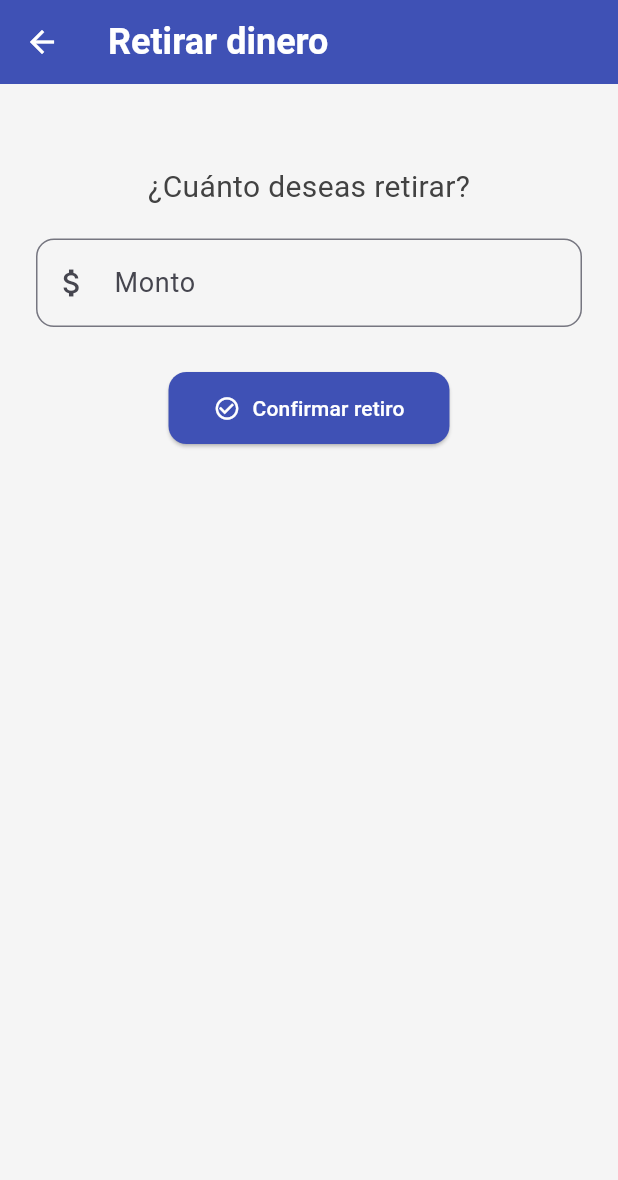
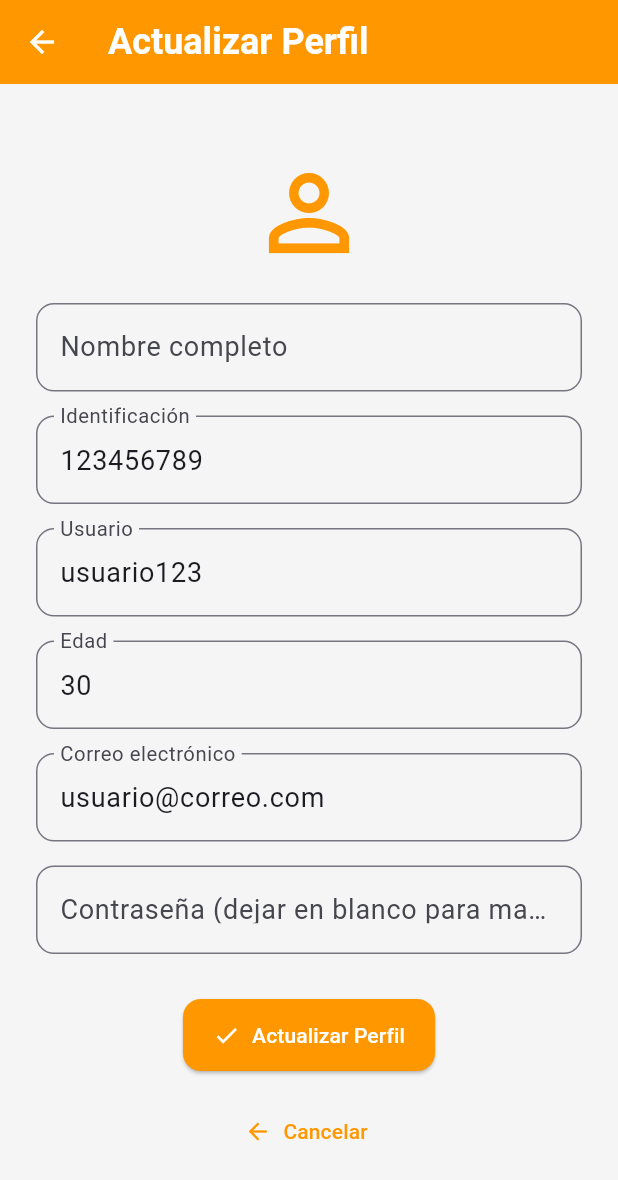
Before and after one commit to Jsramirez1020/cajero_flutter, a Flutter app: the HomeScreen screen opened directly with empty values, after a tap on "Retirar dinero", on a phone screen of 412 x 824 dp. Shown: the top 1180 px of the screen. Run offline on Flutter 3.47's test engine with Material 3 defaults, Android fonts, the phone set to English and light mode, and no system bars; Roboto replaces fonts that are missing (Poppins).

Commit message:
se agrega pantalla de actualizacion

```diff
--- /dev/null
+++ b/lib/UpdateProfileScreen.dart
@@ -0,0 +1,269 @@
+import 'package:flutter/material.dart';
+import 'dart:convert';
+import 'package:http/http.dart' as http;
+
+class UpdateProfileScreen extends StatefulWidget {
+  final Map<String, dynamic> userData;
+
+  const UpdateProfileScreen({super.key, required this.userData});
+
+  @override
+  _UpdateProfileScreenState createState() => _UpdateProfileScreenState();
+}
+
+class _UpdateProfileScreenState extends State<UpdateProfileScreen> {
+  final _formKey = GlobalKey<FormState>();
+
+  late TextEditingController _nombreController;
+  late TextEditingController _correoController;
+  late TextEditingController _identificacionController;
+  late TextEditingController _usuarioController;
+  late TextEditingController _edadController;
+  late TextEditingController _passwordController;
+
+  bool _isLoading = false;
+
+  @override
+  void initState() {
+    super.initState();
+    // Initialize controllers with existing user data
+    _nombreController = TextEditingController(
+      text: widget.userData['nombre'] ?? '',
+    );
+    _correoController = TextEditingController(
+      text: widget.userData['correo'] ?? '',
+    );
+    _identificacionController = TextEditingController(
+      text: widget.userData['identificacion'] ?? '',
+    );
+    _usuarioController = TextEditingController(
+      text: widget.userData['usuario'] ?? '',
+    );
+    _edadController = TextEditingController(
+      text: widget.userData['edad']?.toString() ?? '',
+    );
+    _passwordController = TextEditingController();
+  }
+
+  @override
+  void dispose() {
+    _nombreController.dispose();
+    _correoController.dispose();
+    _identificacionController.dispose();
+    _usuarioController.dispose();
+    _edadController.dispose();
+    _passwordController.dispose();
+    super.dispose();
+  }
+
+  Future<void> _updateProfile() async {
+    if (_formKey.currentState!.validate()) {
+      setState(() {
+        _isLoading = true;
+      });
+
+      try {
+        final userId = widget.userData['id'];
+        if (userId == null) {
+          throw Exception('Usuario no encontrado');
+        }
+
+        // Prepare update data
+        final updateData = {
+          'nombre': _nombreController.text,
+          'identificacion': _identificacionController.text,
+          'usuario': _usuarioController.text,
+          'edad': int.parse(_edadController.text),
+          'correo': _correoController.text,
+          'password':
+              _passwordController.text.isEmpty
+                  ? widget.userData['password']
+                  : _passwordController.text,
+        };
+
+        // Send PUT request to update user
+        final response = await http.put(
+          Uri.parse('http://10.0.2.2:5000/api/users/$userId'),
+          headers: {'Content-Type': 'application/json'},
+          body: jsonEncode(updateData),
+        );
+
+        if (response.statusCode == 200) {
+          if (!mounted) return;
+          ScaffoldMessenger.of(context).showSnackBar(
+            const SnackBar(
+              content: Text('Perfil actualizado exitosamente'),
+              backgroundColor: Colors.green,
+            ),
+          );
+          Navigator.pop(context, true);
+        } else {
+          if (!mounted) return;
+          final errorMessage =
+              jsonDecode(response.body)['error'] ??
+              'Error al actualizar perfil';
+          ScaffoldMessenger.of(context).showSnackBar(
+            SnackBar(
+              content: Text('Error: $errorMessage'),
+              backgroundColor: Colors.red,
+            ),
+          );
+        }
+      } catch (e) {
+        if (!mounted) return;
+        ScaffoldMessenger.of(context).showSnackBar(
+          SnackBar(content: Text('Error: $e'), backgroundColor: Colors.red),
+        );
+      } finally {
+        if (mounted) {
+          setState(() {
+            _isLoading = false;
+          });
+        }
+      }
+    }
+  }
+
+  @override
+  Widget build(BuildContext context) {
+    return Scaffold(
+      backgroundColor: Colors.grey[100],
+      appBar: AppBar(
+        title: const Text('Actualizar Perfil'),
+        backgroundColor: Colors.orange,
+        foregroundColor: Colors.white,
+      ),
+      body: Center(
+        child: SingleChildScrollView(
+          padding: const EdgeInsets.all(24),
+          child: Form(
+            key: _formKey,
+            child: Column(
+              mainAxisSize: MainAxisSize.min,
+              children: [
+                const Icon(
+                  Icons.person_outline,
+                  size: 80,
+                  color: Colors.orange,
+                ),
+                const SizedBox(height: 20),
+
+                _buildTextField(
+                  controller: _nombreController,
+                  label: 'Nombre completo',
+                  validator: (v) => v!.isEmpty ? 'Ingrese su nombre' : null,
+                ),
+
+                const SizedBox(height: 16),
+
+                _buildTextField(
+                  controller: _identificacionController,
+                  label: 'Identificación',
+                  keyboardType: TextInputType.number,
+                  validator: (v) => v!.isEmpty ? 'Ingrese su ID' : null,
+                ),
+
+                const SizedBox(height: 16),
+
+                _buildTextField(
+                  controller: _usuarioController,
+                  label: 'Usuario',
+                  validator: (v) => v!.isEmpty ? 'Ingrese un usuario' : null,
+                ),
+
+                const SizedBox(height: 16),
+
+                _buildTextField(
+                  controller: _edadController,
+                  label: 'Edad',
+                  keyboardType: TextInputType.number,
+                  validator:
+                      (v) =>
+                          v!.isEmpty || int.tryParse(v) == null
+                              ? 'Edad inválida'
+                              : null,
+                ),
+
+                const SizedBox(height: 16),
+
+                _buildTextField(
+                  controller: _correoController,
+                  label: 'Correo electrónico',
+                  keyboardType: TextInputType.emailAddress,
+                  validator: (v) => v!.contains('@') ? null : 'Correo inválido',
+                ),
+
+                const SizedBox(height: 16),
+
+                _buildTextField(
+                  controller: _passwordController,
+                  label: 'Contraseña (dejar en blanco para mantener la actual)',
+                  obscureText: true,
+                  validator:
+                      (v) =>
+                          v!.isNotEmpty && v.length < 6
+                              ? 'Mínimo 6 caracteres'
+                              : null,
+                ),
+
+                const SizedBox(height: 30),
+                _isLoading
+                    ? const CircularProgressIndicator(color: Colors.orange)
+                    : ElevatedButton.icon(
+                      onPressed: _updateProfile,
+                      icon: const Icon(Icons.check),
+                      label: const Text('Actualizar Perfil'),
+                      style: ElevatedButton.styleFrom(
+                        backgroundColor: Colors.orange,
+                        foregroundColor: Colors.white,
+                        padding: const EdgeInsets.symmetric(
+                          vertical: 14,
+                          horizontal: 20,
+                        ),
+                        shape: RoundedRectangleBorder(
+                          borderRadius: BorderRadius.circular(12),
+                        ),
+                      ),
+                    ),
+
+                const SizedBox(height: 16),
+                TextButton.icon(
+                  onPressed: () {
+                    Navigator.pop(context);
+                  },
+                  icon: const Icon(Icons.arrow_back, color: Colors.orange),
+                  label: const Text(
+                    'Cancelar',
+                    style: TextStyle(
+                      color: Colors.orange,
+                      fontWeight: FontWeight.w500,
+                    ),
+                  ),
+                ),
+              ],
+            ),
+          ),
+        ),
+      ),
+    );
+  }
+
+  Widget _buildTextField({
+    required TextEditingController controller,
+    required String label,
+    bool obscureText = false,
+    TextInputType keyboardType = TextInputType.text,
+    required FormFieldValidator<String> validator,
+  }) {
+    return TextFormField(
+      controller: controller,
+      decoration: InputDecoration(
+        labelText: label,
+        border: OutlineInputBorder(borderRadius: BorderRadius.circular(12)),
+      ),
+      obscureText: obscureText,
+      keyboardType: keyboardType,
+      validator: validator,
+    );
+  }
+}
--- a/lib/home_screen.dart
+++ b/lib/home_screen.dart
@@ -1,6 +1,7 @@
 import 'package:flutter/material.dart';
 import 'login_screen.dart';
 import 'withdraw_screen.dart';
+import 'UpdateProfileScreen.dart';
 
 class HomeScreen extends StatefulWidget {
   final String nombre;
@@ -39,17 +40,24 @@ class _HomeScreenState extends State<HomeScreen> {
     );
   }
 
-  void _goToWithdraw() async {
-    final result = await Navigator.push<double>(
+  void _goToUpdateProfile() {
+    final userData = {
+      'id': 1, // reemplaza con el ID real si lo tienes
+      'nombre': widget.nombre,
+      'correo':
+          'usuario@correo.com', // puedes usar valores reales si los tienes
+      'identificacion': '123456789',
+      'usuario': 'usuario123',
+      'edad': 30,
+      'password': '123456', // si está disponible
+    };
+
+    Navigator.push(
       context,
       MaterialPageRoute(
-        builder: (context) => WithdrawScreen(balance: _balance),
+        builder: (context) => UpdateProfileScreen(userData: userData),
       ),
     );
-
-    if (result != null) {
-      _withdraw(result);
-    }
   }
 
   @override
@@ -60,6 +68,13 @@ class _HomeScreenState extends State<HomeScreen> {
         title: Text('Cajero Automático'),
         backgroundColor: Colors.indigo,
         foregroundColor: Colors.white,
+        actions: [
+          IconButton(
+            icon: Icon(Icons.edit),
+            tooltip: 'Actualizar perfil',
+            onPressed: _goToUpdateProfile,
+          ),
+        ],
       ),
       body: Center(
         child: Padding(
@@ -96,7 +111,7 @@ class _HomeScreenState extends State<HomeScreen> {
               ),
               SizedBox(height: 40),
               ElevatedButton.icon(
-                onPressed: _goToWithdraw,
+                onPressed: _goToUpdateProfile,
                 icon: Icon(Icons.money),
                 label: Text('Retirar dinero'),
                 style: ElevatedButton.styleFrom(
@@ -127,3 +142,30 @@ class _HomeScreenState extends State<HomeScreen> {
     );
   }
 }
+
+/*
+class UpdateProfileScreen extends StatelessWidget {
+  @override
+  Widget build(BuildContext context) {
+    return Scaffold(
+      appBar: AppBar(
+        title: Text('Cajero Automático'),
+        backgroundColor: Colors.indigo,
+        foregroundColor: Colors.white,
+        actions: [
+          IconButton(
+            icon: Icon(Icons.edit),
+            tooltip: 'Actualizar perfil',
+            onPressed: () {
+              Navigator.push(
+                context,
+                MaterialPageRoute(builder: (context) => UpdateProfileScreen()),
+              );
+            },
+          ),
+        ],
+      ),
+      body: Center(child: Text('Pantalla de actualización de perfil')),
+    );
+  }
+}*/
```
